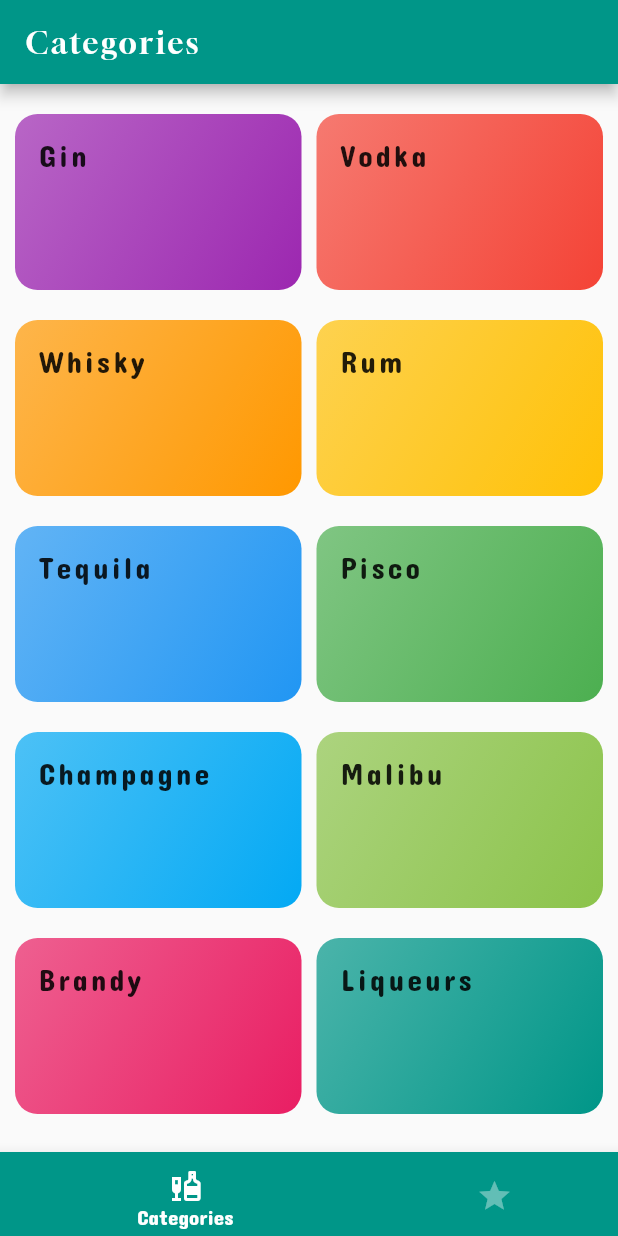
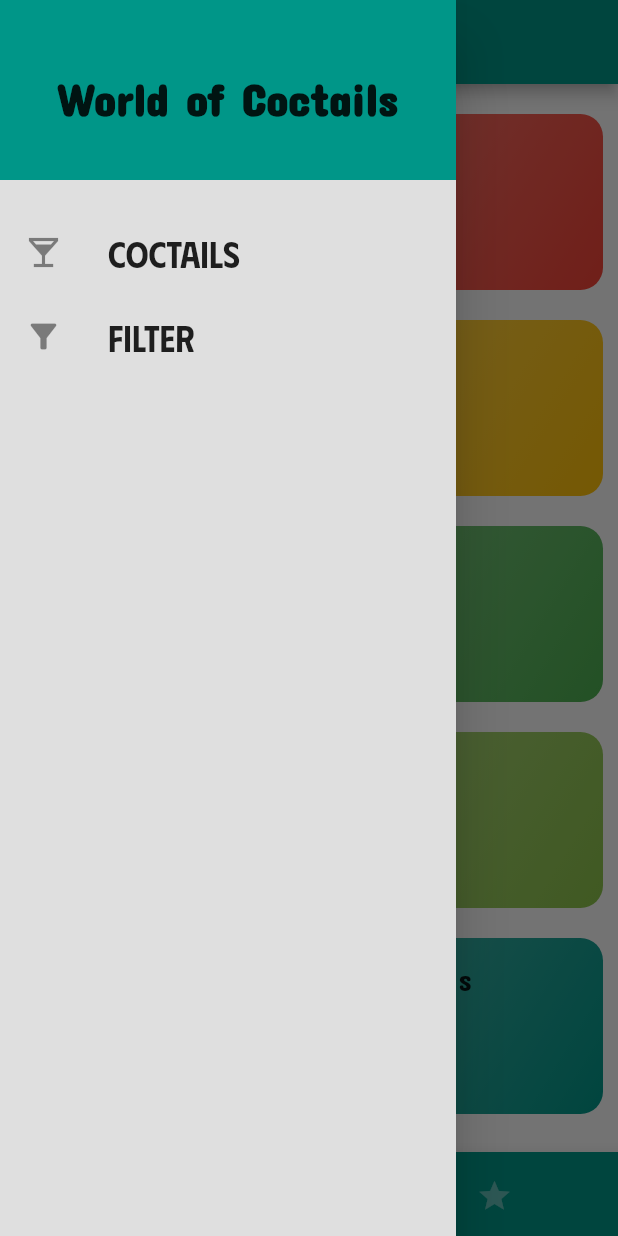
Before and after one commit to Dolnys/woc, a Flutter app: the screen it shows after launch, with the side drawer open (before the commit the screen has no drawer), on a phone screen of 412 x 824 dp. Run offline on Flutter 3.47's test engine with Material 2 defaults, Android fonts, the light colour scheme and no system bars; our stand-ins replace firebase_core; accounts and stored records are empty.

Commit message:
add side drawer

```diff
--- a/lib/main.dart
+++ b/lib/main.dart
@@ -1,6 +1,5 @@
 import 'package:flutter/material.dart';
 import 'package:woc/screens/categories_coctails_screen.dart';
-import 'package:woc/screens/categories_screen.dart';
 import 'package:woc/screens/coctail_detail_screen.dart';
 import 'package:woc/screens/tabs_screen.dart';
 
--- a/lib/screens/coctail_detail_screen.dart
+++ b/lib/screens/coctail_detail_screen.dart
@@ -1,6 +1,5 @@
 import 'package:flutter/material.dart';
 import 'package:woc/data/dummy_data.dart';
-import 'package:woc/model/coctail.dart';
 
 class CoctailDetailScreen extends StatelessWidget {
   static const routeName = '/coctail-detail';
@@ -18,7 +17,7 @@
       body: SingleChildScrollView(
         child: Column(
           children: [
-            Container(
+            SizedBox(
               height: 200,
               width: double.infinity,
               child: Image.network(
@@ -43,11 +42,11 @@
                   border: Border.all(
                 color: Colors.black,
               )),
-              height: 160,
+              height: 180,
               width: MediaQuery.of(context).size.width * 0.9,
               child: ListView.builder(
                 itemBuilder: (context, index) => Card(
-                  color: const Color.fromARGB(255, 204, 196, 208),
+                  color: const Color.fromARGB(255, 223, 223, 223),
                   child: Padding(
                     padding: const EdgeInsets.all(8.0),
                     child: Text(
--- a/lib/screens/tabs_screen.dart
+++ b/lib/screens/tabs_screen.dart
@@ -1,6 +1,7 @@
 import 'package:flutter/material.dart';
 import 'package:woc/screens/categories_screen.dart';
 import 'package:woc/screens/favorites_screen.dart';
+import 'package:woc/widgets/main_drawer.dart';
 
 class TabsScreen extends StatefulWidget {
   const TabsScreen({super.key});
@@ -34,6 +35,7 @@
       appBar: AppBar(
         title: Text(_pages[_selectedPageIndex]['title']),
       ),
+      drawer: const MainDrawer(),
       body: _pages[_selectedPageIndex]['page'],
       bottomNavigationBar: BottomNavigationBar(
         unselectedItemColor: Colors.white38,
--- /dev/null
+++ b/lib/widgets/main_drawer.dart
@@ -0,0 +1,58 @@
+import 'package:flutter/material.dart';
+
+class MainDrawer extends StatelessWidget {
+  const MainDrawer({super.key});
+
+  @override
+  Widget build(BuildContext context) {
+    Widget buildListTile(String title, IconData icon) {
+      return ListTile(
+        leading: Icon(
+          icon,
+          size: 26,
+        ),
+        title: Text(
+          title,
+          style: const TextStyle(
+            fontSize: 24,
+            fontWeight: FontWeight.w600,
+            fontFamily: 'Phudu',
+          ),
+        ),
+      );
+    }
+
+    return Drawer(
+      backgroundColor: const Color.fromARGB(255, 223, 223, 223),
+      child: Column(
+        children: [
+          Container(
+            color: Colors.teal,
+            height: 120,
+            width: double.infinity,
+            padding: const EdgeInsets.all(20),
+            alignment: Alignment.center,
+            child: const Text(
+              'World of Coctails',
+              style: TextStyle(
+                fontWeight: FontWeight.w800,
+                fontSize: 30,
+              ),
+            ),
+          ),
+          const SizedBox(
+            height: 20,
+          ),
+          buildListTile(
+            'Coctails',
+            Icons.local_bar,
+          ),
+          buildListTile(
+            'Filter',
+            Icons.filter_alt,
+          )
+        ],
+      ),
+    );
+  }
+}
```
Also changed, not shown: lib/screens/categories_screen.dart (+5 -4 lines).
